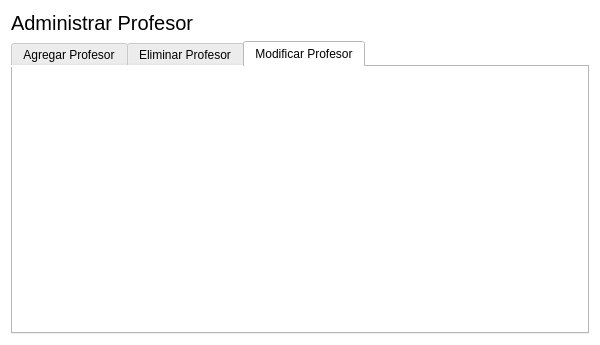
First picture: the form in Proyecto/adminprofesor.ui, repository carlosvelaquez/ProyectoTBDII, before the edit.
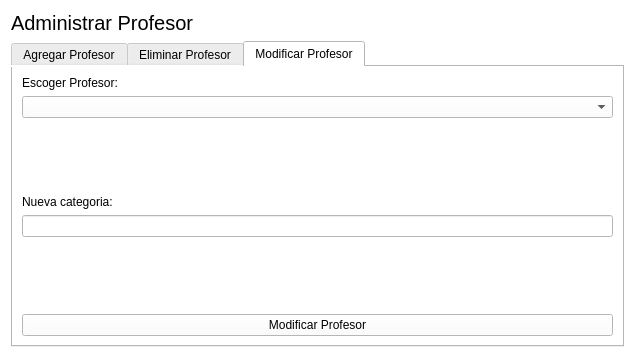
Second picture: the form after the edit. The open tabs and pages were chosen to show the change.

Diff of the .ui file:
```diff
--- a/Proyecto/adminprofesor.ui
+++ b/Proyecto/adminprofesor.ui
@@ -6,8 +6,8 @@
    <rect>
     <x>0</x>
     <y>0</y>
-    <width>600</width>
-    <height>345</height>
+    <width>635</width>
+    <height>358</height>
    </rect>
   </property>
   <property name="windowTitle">
@@ -80,6 +80,61 @@
       <attribute name="title">
        <string>Modificar Profesor</string>
       </attribute>
+      <layout class="QVBoxLayout" name="verticalLayout_4">
+       <item>
+        <widget class="QLabel" name="label_4">
+         <property name="text">
+          <string>Escoger Profesor:</string>
+         </property>
+        </widget>
+       </item>
+       <item>
+        <widget class="QComboBox" name="comboBoxEscogerProfesorModificar"/>
+       </item>
+       <item>
+        <spacer name="verticalSpacer_3">
+         <property name="orientation">
+          <enum>Qt::Vertical</enum>
+         </property>
+         <property name="sizeHint" stdset="0">
+          <size>
+           <width>20</width>
+           <height>40</height>
+          </size>
+         </property>
+        </spacer>
+       </item>
+       <item>
+        <widget class="QLabel" name="label_5">
+         <property name="text">
+          <string>Nueva categoria:</string>
+         </property>
+        </widget>
+       </item>
+       <item>
+        <widget class="QLineEdit" name="lineEditNuevaCategoria"/>
+       </item>
+       <item>
+        <spacer name="verticalSpacer_4">
+         <property name="orientation">
+          <enum>Qt::Vertical</enum>
+         </property>
+         <property name="sizeHint" stdset="0">
+          <size>
+           <width>20</width>
+           <height>40</height>
+          </size>
+         </property>
+        </spacer>
+       </item>
+       <item>
+        <widget class="QPushButton" name="pushButtonModificarProfesor">
+         <property name="text">
+          <string>Modificar Profesor</string>
+         </property>
+        </widget>
+       </item>
+      </layout>
      </widget>
     </widget>
    </item>
```
Left out of the diff: 38 changed lines with no effect on the pictures.
